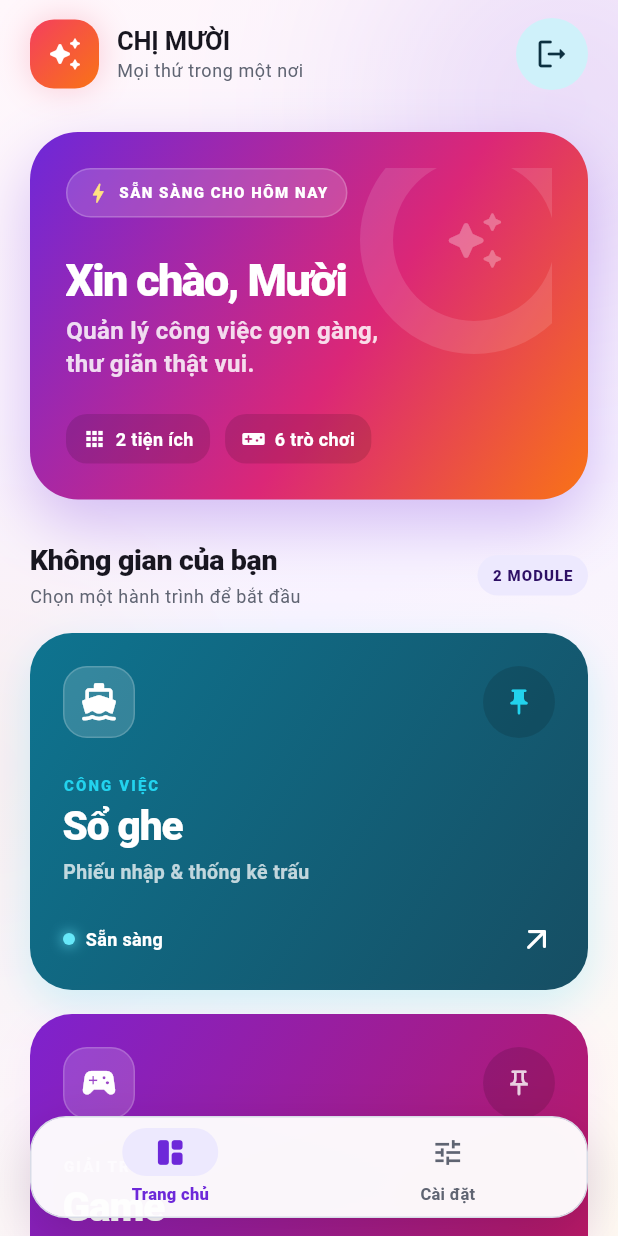
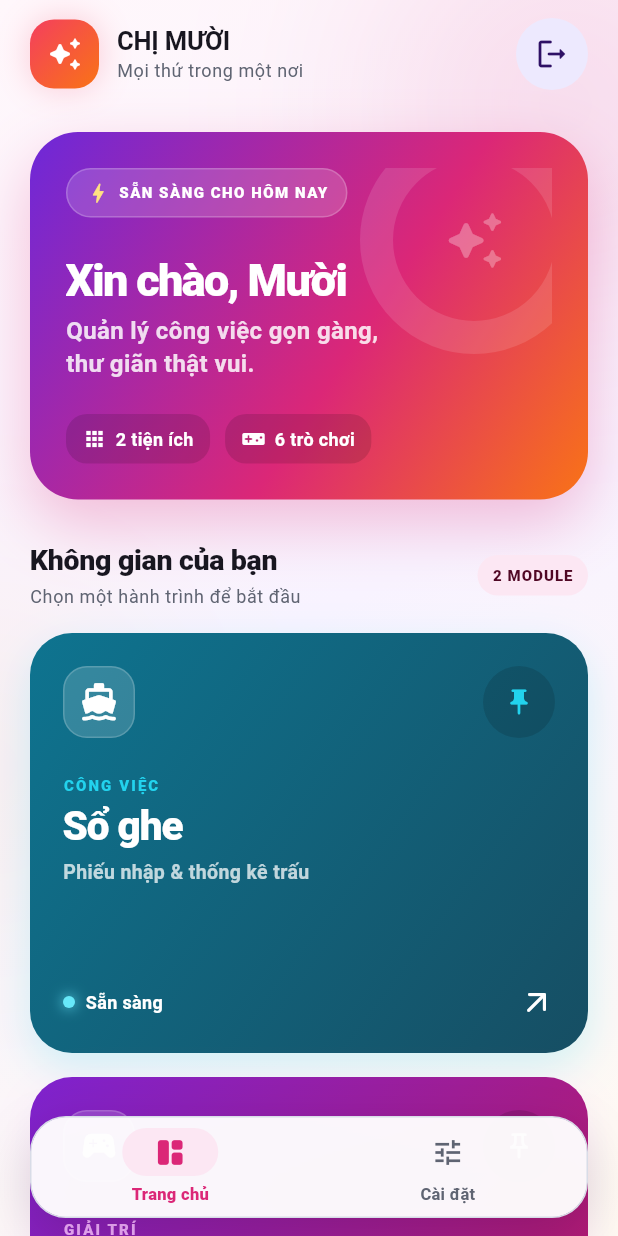
Before and after one commit to huynhgiahuy236/game-app, a Flutter app: the screen it shows after launch, on a phone screen of 412 x 824 dp. Run offline on Flutter 3.47's test engine with Material 3 defaults, Android fonts, the phone set to English and light mode, and no system bars; our stand-ins replace flutter_secure_storage, image_picker, shared_preferences; missing offline and left inert: google_mlkit_text_recognition; accounts and stored records are empty; network calls fail; project files that could hold a hidden picture were left out.

Commit message:
feat: update module card heights for improved layout

```diff
--- a/frontend/lib/core/theme/app_theme.dart
+++ b/frontend/lib/core/theme/app_theme.dart
@@ -8,15 +8,15 @@
 /// ╚══════════════════════════════════════════════════════════╝
 abstract final class AppTheme {
   // ── Seed colours ────────────────────────────────────────────
-  static const Color seed          = Color(0xFF7C3AED); // electric violet
-  static const Color neonCyan      = Color(0xFF22D3EE); // highlight / secondary
-  static const Color amberGold     = Color(0xFFF59E0B); // tertiary / XP
-  static const Color roseRed       = Color(0xFFEF4444); // danger / minesweeper
-  static const Color emeraldGreen  = Color(0xFF10B981); // success / win
+  static const Color seed = Color(0xFFEC4899); // vivid rose
+  static const Color neonCyan = Color(0xFF22D3EE); // highlight / secondary
+  static const Color amberGold = Color(0xFFF59E0B); // tertiary / XP
+  static const Color roseRed = Color(0xFFEF4444); // danger / minesweeper
+  static const Color emeraldGreen = Color(0xFF10B981); // success / win
 
   // ── Public API ───────────────────────────────────────────────
   static ThemeData get light => _build(Brightness.light);
-  static ThemeData get dark  => _build(Brightness.dark);
+  static ThemeData get dark => _build(Brightness.dark);
 
   // ── Builder ──────────────────────────────────────────────────
   static ThemeData _build(Brightness brightness) {
@@ -63,9 +63,7 @@
       cardTheme: CardThemeData(
         elevation: isDark ? 0 : 2,
         margin: EdgeInsets.zero,
-        color: isDark
-            ? const Color(0xFF141B2D)
-            : scheme.surfaceContainerLow,
+        color: isDark ? const Color(0xFF141B2D) : scheme.surfaceContainerLow,
         shadowColor: isDark
             ? scheme.primary.withValues(alpha: 0.25)
             : Colors.black26,
@@ -149,6 +147,31 @@
         ),
       ),
 
+      inputDecorationTheme: InputDecorationTheme(
+        filled: true,
+        fillColor: isDark ? const Color(0xFF1B1630) : const Color(0xFFFFF8FC),
+        contentPadding: const EdgeInsets.symmetric(
+          horizontal: 18,
+          vertical: 17,
+        ),
+        border: OutlineInputBorder(
+          borderRadius: BorderRadius.circular(16),
+          borderSide: BorderSide(color: scheme.outlineVariant),
+        ),
+        enabledBorder: OutlineInputBorder(
+          borderRadius: BorderRadius.circular(16),
+          borderSide: BorderSide(color: scheme.outlineVariant),
+        ),
+        focusedBorder: OutlineInputBorder(
+          borderRadius: BorderRadius.circular(16),
+          borderSide: BorderSide(color: scheme.primary, width: 2),
+        ),
+        errorBorder: OutlineInputBorder(
+          borderRadius: BorderRadius.circular(16),
+          borderSide: BorderSide(color: scheme.error),
+        ),
+      ),
+
       // ── Text button ──────────────────────────────────────────
       textButtonTheme: TextButtonThemeData(
         style: TextButton.styleFrom(
@@ -183,8 +206,7 @@
 
       // ── List tile ────────────────────────────────────────────
       listTileTheme: ListTileThemeData(
-        contentPadding:
-            const EdgeInsets.symmetric(horizontal: 20, vertical: 4),
+        contentPadding: const EdgeInsets.symmetric(horizontal: 20, vertical: 4),
         minVerticalPadding: 12,
         shape: RoundedRectangleBorder(borderRadius: BorderRadius.circular(16)),
         iconColor: scheme.primary,
@@ -211,26 +233,19 @@
               ? scheme.primary
               : scheme.surfaceContainerHigh,
         ),
-        trackOutlineColor:
-            WidgetStateProperty.all(scheme.outlineVariant),
+        trackOutlineColor: WidgetStateProperty.all(scheme.outlineVariant),
       ),
 
       // ── Chip ────────────────────────────────────────────────
       chipTheme: ChipThemeData(
         shape: StadiumBorder(
-          side: BorderSide(
-            color: scheme.outlineVariant,
-            width: 1,
-          ),
+          side: BorderSide(color: scheme.outlineVariant, width: 1),
         ),
         selectedColor: scheme.primaryContainer,
         backgroundColor: isDark
             ? const Color(0xFF141B2D)
             : scheme.surfaceContainerLow,
-        labelStyle: const TextStyle(
-          fontSize: 12,
-          fontWeight: FontWeight.w700,
-        ),
+        labelStyle: const TextStyle(fontSize: 12, fontWeight: FontWeight.w700),
       ),
     );
   }
@@ -238,73 +253,73 @@
   // ── Light colour scheme ──────────────────────────────────────
   static const _lightScheme = ColorScheme(
     brightness: Brightness.light,
-    primary:              Color(0xFF6D28D9),
-    onPrimary:            Colors.white,
-    primaryContainer:     Color(0xFFEDE9FE),
-    onPrimaryContainer:   Color(0xFF2E1065),
-    secondary:            Color(0xFF0891B2),
-    onSecondary:          Colors.white,
-    secondaryContainer:   Color(0xFFCFF1FA),
-    onSecondaryContainer: Color(0xFF0C3040),
-    tertiary:             Color(0xFFD97706),
-    onTertiary:           Colors.white,
-    tertiaryContainer:    Color(0xFFFEF3C7),
-    onTertiaryContainer:  Color(0xFF3B1C00),
-    error:                Color(0xFFDC2626),
-    onError:              Colors.white,
-    errorContainer:       Color(0xFFFEE2E2),
-    onErrorContainer:     Color(0xFF7F1D1D),
-    surface:              Color(0xFFF7F7FC),
-    onSurface:            Color(0xFF181620),
-    onSurfaceVariant:     Color(0xFF5F6472),
-    outline:              Color(0xFF7180A0),
-    outlineVariant:       Color(0xFFD8DCE7),
-    surfaceContainerLowest:  Colors.white,
-    surfaceContainerLow:     Color(0xFFFFFFFF),
-    surfaceContainer:        Color(0xFFF3F4F8),
-    surfaceContainerHigh:    Color(0xFFE7E9F0),
+    primary: Color(0xFFDB2777),
+    onPrimary: Colors.white,
+    primaryContainer: Color(0xFFFCE7F3),
+    onPrimaryContainer: Color(0xFF500724),
+    secondary: Color(0xFF7C3AED),
+    onSecondary: Colors.white,
+    secondaryContainer: Color(0xFFEDE9FE),
+    onSecondaryContainer: Color(0xFF2E1065),
+    tertiary: Color(0xFFD97706),
+    onTertiary: Colors.white,
+    tertiaryContainer: Color(0xFFFEF3C7),
+    onTertiaryContainer: Color(0xFF3B1C00),
+    error: Color(0xFFDC2626),
+    onError: Colors.white,
+    errorContainer: Color(0xFFFEE2E2),
+    onErrorContainer: Color(0xFF7F1D1D),
+    surface: Color(0xFFFFF8FC),
+    onSurface: Color(0xFF181620),
+    onSurfaceVariant: Color(0xFF5F6472),
+    outline: Color(0xFF7180A0),
+    outlineVariant: Color(0xFFD8DCE7),
+    surfaceContainerLowest: Colors.white,
+    surfaceContainerLow: Color(0xFFFFFFFF),
+    surfaceContainer: Color(0xFFF3F4F8),
+    surfaceContainerHigh: Color(0xFFE7E9F0),
     surfaceContainerHighest: Color(0xFFD8DCE7),
-    inverseSurface:       Color(0xFF181620),
-    onInverseSurface:     Color(0xFFF7F7FC),
-    inversePrimary:       Color(0xFFC4B5FD),
-    shadow:               Color(0xFF000000),
-    scrim:                Color(0xFF000000),
+    inverseSurface: Color(0xFF181620),
+    onInverseSurface: Color(0xFFF7F7FC),
+    inversePrimary: Color(0xFFC4B5FD),
+    shadow: Color(0xFF000000),
+    scrim: Color(0xFF000000),
   );
 
   // ── Dark colour scheme ───────────────────────────────────────
   static const _darkScheme = ColorScheme(
     brightness: Brightness.dark,
-    primary:              Color(0xFFA78BFA), // soft violet
-    onPrimary:            Color(0xFF1E0A3C),
-    primaryContainer:     Color(0xFF3B1F6E),
-    onPrimaryContainer:   Color(0xFFEDE9FE),
-    secondary:            Color(0xFF22D3EE), // neon cyan
-    onSecondary:          Color(0xFF002B38),
-    secondaryContainer:   Color(0xFF004C5E),
-    onSecondaryContainer: Color(0xFFB2F5FF),
-    tertiary:             Color(0xFFFBBF24), // gold
-    onTertiary:           Color(0xFF2D1900),
-    tertiaryContainer:    Color(0xFF4A2E00),
-    onTertiaryContainer:  Color(0xFFFDE68A),
-    error:                Color(0xFFFCA5A5),
-    onError:              Color(0xFF7F1D1D),
-    errorContainer:       Color(0xFF991B1B),
-    onErrorContainer:     Color(0xFFFFE4E1),
-    surface:              Color(0xFF080C18), // deep midnight
-    onSurface:            Color(0xFFE8E6FF),
-    onSurfaceVariant:     Color(0xFF9B9EC8),
-    outline:              Color(0xFF5C6080),
-    outlineVariant:       Color(0xFF252847),
-    surfaceContainerLowest:  Color(0xFF04060F),
-    surfaceContainerLow:     Color(0xFF0D1326),
-    surfaceContainer:        Color(0xFF141B2D),
-    surfaceContainerHigh:    Color(0xFF1C2438),
-    surfaceContainerHighest: Color(0xFF252D44),
-    inverseSurface:       Color(0xFFE8E6FF),
-    onInverseSurface:     Color(0xFF0F0A1E),
-    inversePrimary:       Color(0xFF6D28D9),
-    shadow:               Color(0xFF000000),
-    scrim:                Color(0xFF000000),
+    primary: Color(0xFFF472B6), // electric rose
+    onPrimary: Color(0xFF500724),
+    primaryContainer: Color(0xFF831843),
+    onPrimaryContainer: Color(0xFFFCE7F3),
+    secondary: Color(0xFFC4B5FD), // soft violet
+    onSecondary: Color(0xFF2E1065),
+    secondaryContainer: Color(0xFF4C1D95),
+    onSecondaryContainer: Color(0xFFEDE9FE),
+    tertiary: Color(0xFFFBBF24), // gold
+    onTertiary: Color(0xFF2D1900),
+    tertiaryContainer: Color(0xFF4A2E00),
+    onTertiaryContainer: Color(0xFFFDE68A),
+    error: Color(0xFFFCA5A5),
+    onError: Color(0xFF7F1D1D),
+    errorContainer: Color(0xFF991B1B),
+    onErrorContainer: Color(0xFFFFE4E1),
+    surface: Color(0xFF0D0918), // deep plum midnight
+    onSurface: Color(0xFFE8E6FF),
+    onSurfaceVariant: Color(0xFF9B9EC8),
+    outline: Color(0xFF5C6080),
+    outlineVariant: Color(0xFF252847),
+    surfaceContainerLowest: Color(0xFF04060F),
+    surfaceContainerLow: Color(0xFF151024),
+    surfaceContainer: Color(0xFF1B1630),
+    surfaceContainerHigh: Color(0xFF251D3D),
+    surfaceContainerHighest: Color(0xFF30264A),
+    inverseSurface: Color(0xFFE8E6FF),
+    onInverseSurface: Color(0xFF0F0A1E),
+    inversePrimary: Color(0xFF6D28D9),
+    shadow: Color(0xFF000000),
+    scrim: Color(0xFF000000),
   );
 
   // ── Type scale ───────────────────────────────────────────────
@@ -408,8 +423,9 @@
   Widget build(BuildContext context) {
     return ShaderMask(
       blendMode: BlendMode.srcIn,
-      shaderCallback: (bounds) =>
-          gradient.createShader(Rect.fromLTWH(0, 0, bounds.width, bounds.height)),
+      shaderCallback: (bounds) => gradient.createShader(
+        Rect.fromLTWH(0, 0, bounds.width, bounds.height),
+      ),
       child: Text(text, style: style, textAlign: textAlign),
     );
   }
@@ -441,12 +457,14 @@
       child: Container(
         decoration: BoxDecoration(
           borderRadius: br,
-          color: backgroundColor ??
+          color:
+              backgroundColor ??
               (isDark
                   ? const Color(0xFF141B2D).withValues(alpha: 0.85)
                   : Colors.white.withValues(alpha: 0.7)),
           border: Border.all(
-            color: borderColor ??
+            color:
+                borderColor ??
                 (isDark
                     ? const Color(0xFFA78BFA).withValues(alpha: 0.2)
                     : Colors.white.withValues(alpha: 0.6)),
@@ -526,30 +544,26 @@
 
   @override
   Widget build(BuildContext context) {
-    return FilledButton(
-      onPressed: onPressed,
-      style: style,
-      child: child,
-    );
+    return FilledButton(onPressed: onPressed, style: style, child: child);
   }
 }
 
 /// Khoảng cách / padding chuẩn hoá 8dp grid.
 abstract final class AppSpacing {
-  static const double xs  = 4;
-  static const double sm  = 8;
-  static const double md  = 12;
-  static const double lg  = 16;
-  static const double xl  = 20;
+  static const double xs = 4;
+  static const double sm = 8;
+  static const double md = 12;
+  static const double lg = 16;
+  static const double xl = 20;
   static const double xxl = 24;
   static const double xxxl = 32;
 }
 
 /// Thang radius.
 abstract final class AppRadius {
-  static const Radius sm  = Radius.circular(8);
-  static const Radius md  = Radius.circular(12);
-  static const Radius lg  = Radius.circular(16);
-  static const Radius xl  = Radius.circular(20);
+  static const Radius sm = Radius.circular(8);
+  static const Radius md = Radius.circular(12);
+  static const Radius lg = Radius.circular(16);
+  static const Radius xl = Radius.circular(20);
   static const Radius xxl = Radius.circular(28);
 }
--- a/frontend/lib/features/home/views/main_home_screen.dart
+++ b/frontend/lib/features/home/views/main_home_screen.dart
@@ -648,7 +648,7 @@
   final VoidCallback onTap;
   @override
   Widget build(BuildContext context) => _ModuleCard(
-    minHeight: 238,
+        minHeight: 280,
     title: 'Sổ ghe',
     subtitle: 'Phiếu nhập & thống kê trấu',
     eyebrow: 'CÔNG VIỆC',
@@ -683,7 +683,7 @@
   final VoidCallback onTap;
   @override
   Widget build(BuildContext context) => _ModuleCard(
-    minHeight: 220,
+        minHeight: 280,
     title: 'Game',
     subtitle: '6 trò chơi • không giới hạn',
     eyebrow: 'GIẢI TRÍ',
```
